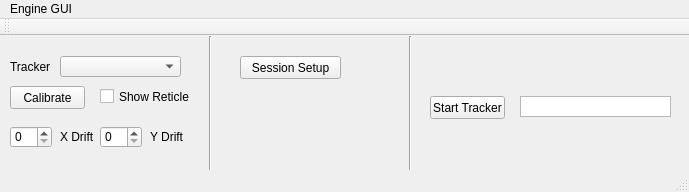
Old version of the form main_window.ui in the repository iTrace-Dev/iTrace-Core.
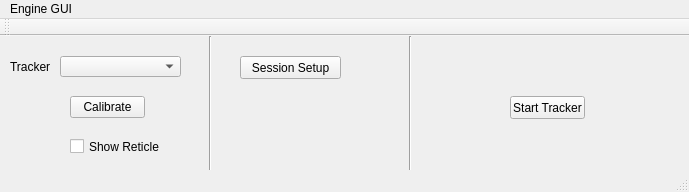
New version of the form.

Commit message: Remove/hide unused UI elements

Patch:
```diff
--- a/main_window.ui
+++ b/main_window.ui
@@ -17,7 +17,7 @@
    <widget class="QPushButton" name="startServerButton">
     <property name="geometry">
      <rect>
-      <x>430</x>
+      <x>510</x>
       <y>60</y>
       <width>75</width>
       <height>23</height>
@@ -27,19 +27,6 @@
      <string>Start Tracker</string>
     </property>
    </widget>
-   <widget class="QTextBrowser" name="textBrowser">
-    <property name="geometry">
-     <rect>
-      <x>520</x>
-      <y>60</y>
-      <width>151</width>
-      <height>21</height>
-     </rect>
-    </property>
-    <property name="verticalScrollBarPolicy">
-     <enum>Qt::ScrollBarAlwaysOff</enum>
-    </property>
-   </widget>
    <widget class="QComboBox" name="trackerBox">
     <property name="geometry">
      <rect>
@@ -66,62 +53,16 @@
    <widget class="QPushButton" name="calibrateButton">
     <property name="geometry">
      <rect>
-      <x>10</x>
-      <y>50</y>
+      <x>70</x>
+      <y>60</y>
       <width>75</width>
-      <height>23</height>
+      <height>22</height>
      </rect>
     </property>
     <property name="text">
      <string>Calibrate</string>
     </property>
    </widget>
-   <widget class="QSpinBox" name="xdriftSpin">
-    <property name="geometry">
-     <rect>
-      <x>10</x>
-      <y>90</y>
-      <width>42</width>
-      <height>22</height>
-     </rect>
-    </property>
-   </widget>
-   <widget class="QSpinBox" name="ydriftSpin">
-    <property name="geometry">
-     <rect>
-      <x>100</x>
-      <y>90</y>
-      <width>42</width>
-      <height>22</height>
-     </rect>
-    </property>
-   </widget>
-   <widget class="QLabel" name="label_2">
-    <property name="geometry">
-     <rect>
-      <x>60</x>
-      <y>90</y>
-      <width>51</width>
-      <height>21</height>
-     </rect>
-    </property>
-    <property name="text">
-     <string>X Drift</string>
-    </property>
-   </widget>
-   <widget class="QLabel" name="label_3">
-    <property name="geometry">
-     <rect>
-      <x>150</x>
-      <y>90</y>
-      <width>61</width>
-      <height>21</height>
-     </rect>
-    </property>
-    <property name="text">
-     <string>Y Drift</string>
-    </property>
-   </widget>
    <widget class="Line" name="line">
     <property name="geometry">
      <rect>
@@ -164,8 +105,8 @@
    <widget class="QCheckBox" name="reticleBox">
     <property name="geometry">
      <rect>
-      <x>100</x>
-      <y>50</y>
+      <x>70</x>
+      <y>100</y>
       <width>91</width>
       <height>21</height>
      </rect>
```
Left out of the diff: 2 changed lines with no effect on the pictures.
